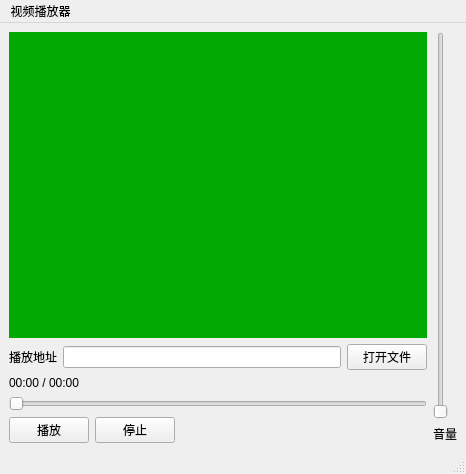
Qt form VideoClientQt/mainwindow.ui (jc875/VideoPlay) before a commit.
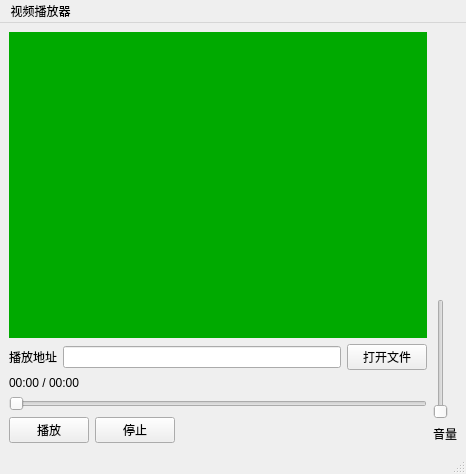
The same form after that commit.

Commit message: style(VideoClientQt): 音量条固定高度120px并靠右列底部对齐(顶部加弹簧),与底部按钮行平行——不再吃满右侧高度

```diff
--- a/VideoClientQt/mainwindow.ui
+++ b/VideoClientQt/mainwindow.ui
@@ -106,8 +106,39 @@
     </item>
     <item>
      <layout class="QVBoxLayout" name="verticalLayout_2">
+      <item>
+       <spacer name="verticalSpacer_2">
+        <property name="orientation">
+         <enum>Qt::Vertical</enum>
+        </property>
+        <property name="sizeHint" stdset="0">
+         <size>
+          <width>20</width>
+          <height>40</height>
+         </size>
+        </property>
+       </spacer>
+      </item>
       <item>
        <widget class="QSlider" name="volumeSlider">
+        <property name="sizePolicy">
+         <sizepolicy hsizetype="Fixed" vsizetype="Fixed">
+          <horstretch>0</horstretch>
+          <verstretch>0</verstretch>
+         </sizepolicy>
+        </property>
+        <property name="minimumSize">
+         <size>
+          <width>0</width>
+          <height>120</height>
+         </size>
+        </property>
+        <property name="maximumSize">
+         <size>
+          <width>16777215</width>
+          <height>120</height>
+         </size>
+        </property>
         <property name="orientation">
          <enum>Qt::Vertical</enum>
         </property>
```
